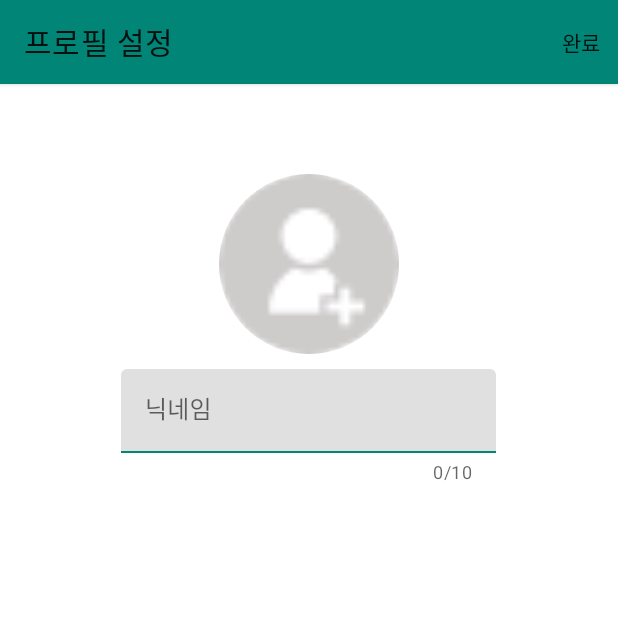
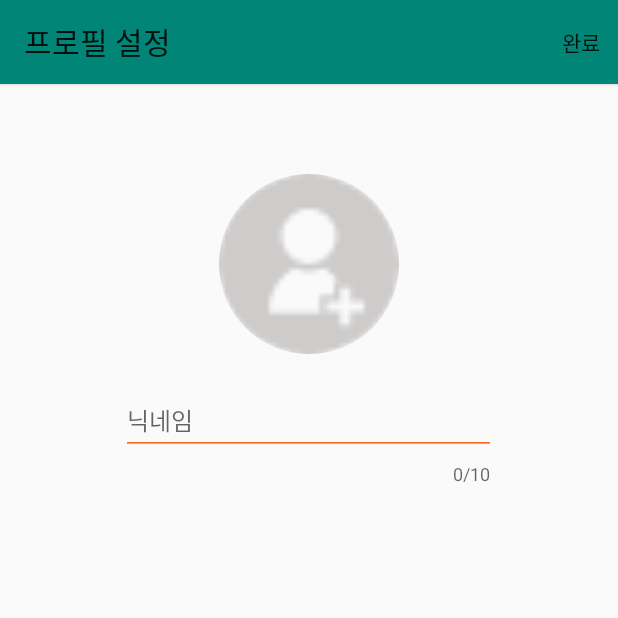
Before and after one commit to jinux325/YouMarket, an Android app: the ProfileActivity screen opened directly, with no data from a screen before it, on a phone screen of 412 x 824 dp, the top half of it. Run offline under Robolectric (Android 15) with nearby library versions, the phone set to English and light mode, and no system bars; our stand-ins replace Firebase (no records; nobody signed in at launch, a user with empty details on screens opened directly); libraries missing offline, so code that uses them is left out: gun0912.tedimagepicker.builder; pictures from the network do not load.

Commit message:
Theme 수정

```diff
--- a/app/src/main/java/com/u/marketapp/adapter/ProductRVAdapter.kt
+++ b/app/src/main/java/com/u/marketapp/adapter/ProductRVAdapter.kt
@@ -61,6 +61,11 @@ class ProductRVAdapter : RecyclerView.Adapter<ProductRVAdapter.ViewHolder>() {
         notifyDataSetChanged()
     }
 
+    // 단일 조회
+    fun getItem(position: Int): ProductEntity {
+        return items[position]
+    }
+
     // 데이터 초기화
     fun clear() {
         items.clear()
--- a/app/src/main/res/layout/activity_edit.xml
+++ b/app/src/main/res/layout/activity_edit.xml
@@ -219,7 +219,7 @@
                 android:layout_height="wrap_content"
                 android:paddingStart="20dp"
                 android:paddingEnd="20dp"
-                android:paddingBottom="10dp"
+                android:paddingBottom="20dp"
                 android:background="@android:color/transparent"
                 android:textSize="18sp"
                 android:hint="내용을 작성해주세요."
--- a/app/src/main/res/values/styles.xml
+++ b/app/src/main/res/values/styles.xml
@@ -1,7 +1,7 @@
 <resources>
 
     <!-- Base application theme. -->
-    <style name="AppTheme" parent="Theme.MaterialComponents.Light.NoActionBar">
+    <style name="AppTheme" parent="Theme.AppCompat.Light.DarkActionBar">
         <!-- Customize your theme here. -->
         <item name="colorPrimary">@color/colorPrimary</item>
         <item name="colorPrimaryDark">@color/colorPrimaryDark</item>
@@ -14,6 +14,13 @@
         <item name="android:textCursorDrawable">@color/editcolor</item>
         <item name="android:textColor">@color/editcolor</item>
         <item name="android:textColorHighlight">@color/editcolor</item>
+    </style>
+
+    <style name="MaterialTheme" parent="Theme.MaterialComponents.Light.NoActionBar">
+        <!-- Customize your theme here. -->
+        <item name="colorPrimary">@color/colorPrimary</item>
+        <item name="colorPrimaryDark">@color/colorPrimaryDark</item>
+        <item name="colorAccent">@color/colorAccent</item>
     </style>
 
     <!--No actionbar-->
--- a/build.gradle
+++ b/build.gradle
@@ -9,7 +9,7 @@ buildscript {
 
     }
     dependencies {
-        classpath 'com.android.tools.build:gradle:3.5.3'
+        classpath 'com.android.tools.build:gradle:3.6.1'
         classpath "org.jetbrains.kotlin:kotlin-gradle-plugin:$kotlin_version"
         classpath 'com.google.gms:google-services:4.3.3'
         // NOTE: Do not place your application dependencies here; they belong
```
Also changed, not shown: app/src/main/AndroidManifest.xml (+8 -4 lines), app/src/main/java/com/u/marketapp/HomeFragment.kt (+14 -2 lines), app/src/main/res/layout/activity_product.xml (+15 -4 lines), app/src/main/res/layout/layout_product.xml (+4 -4 lines), gradle/wrapper/gradle-wrapper.properties.
